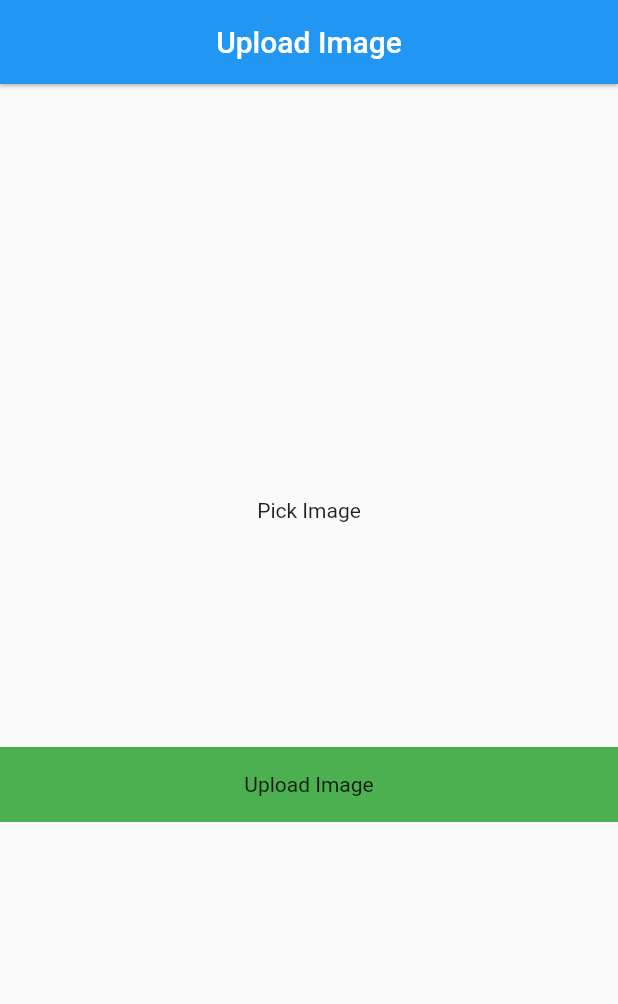
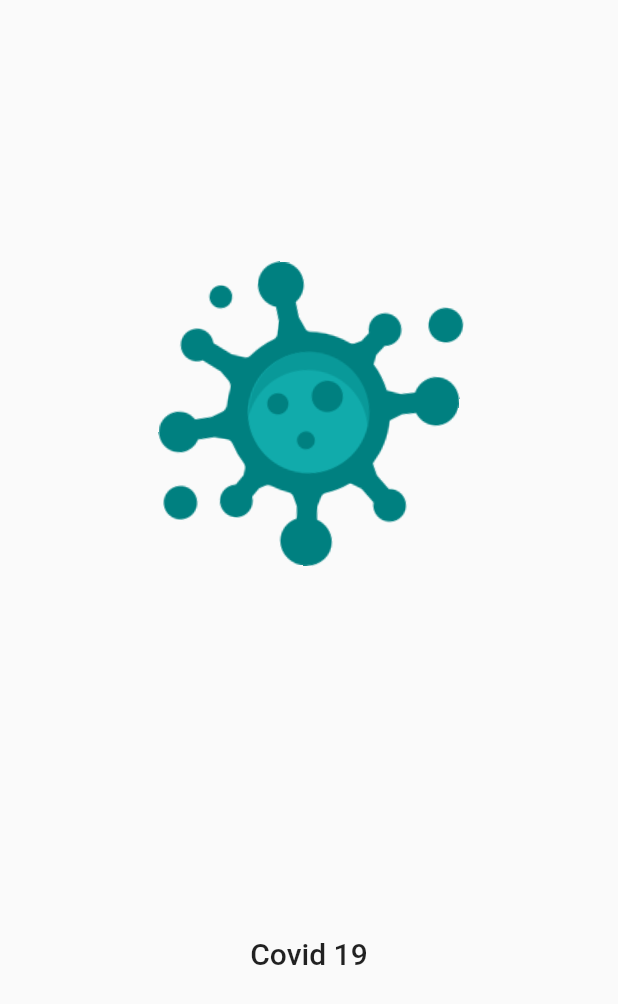
Before and after one commit to atultiwari7388/flutter-apis-practice, a Flutter app: the first screen one second after launch, on a phone screen of 412 x 824 dp. Shown: the top 1004 px of the screen. Run offline on Flutter 3.47's test engine with Material 2 defaults, Android fonts, the phone set to English and light mode, and no system bars; drawn by our look-alikes of modal_progress_hud_nsn; our stand-ins replace flutter_spinkit, image_picker, pie_chart.

Commit message:
fetch world covid stats data

```diff
--- /dev/null
+++ b/lib/View/Splash/splash.view.dart
@@ -0,0 +1,77 @@
+import 'dart:async';
+import 'package:apisflutter/View/Covid/world_state.covid.view.dart';
+import 'package:flutter/material.dart';
+import 'dart:math' as math;
+
+class SplashView extends StatefulWidget {
+  const SplashView({Key? key}) : super(key: key);
+
+  @override
+  State<SplashView> createState() => _SplashViewState();
+}
+
+class _SplashViewState extends State<SplashView> with TickerProviderStateMixin {
+  //create animation controller
+  late final AnimationController _animationController =
+      AnimationController(duration: const Duration(seconds: 3), vsync: this)
+        ..repeat();
+
+  @override
+  void dispose() {
+    super.dispose();
+    _animationController.dispose();
+  }
+
+  @override
+  void initState() {
+    super.initState();
+    Timer(
+      const Duration(seconds: 5),
+      () => Navigator.pushAndRemoveUntil(
+        context,
+        MaterialPageRoute(builder: (context) => const WorldStatsView()),
+        (route) => false,
+      ),
+    );
+  }
+
+  @override
+  Widget build(BuildContext context) {
+    return Scaffold(
+      body: SafeArea(
+        child: Column(
+          mainAxisAlignment: MainAxisAlignment.center,
+          crossAxisAlignment: CrossAxisAlignment.center,
+          children: [
+            AnimatedBuilder(
+              animation: _animationController,
+              child: const SizedBox(
+                height: 200.0,
+                width: 200.0,
+                child: Center(
+                  child: Image(
+                    image: AssetImage("assets/virus.png"),
+                  ),
+                ),
+              ),
+              builder: (context, child) {
+                return Transform.rotate(
+                  angle: _animationController.value * 2.0 * math.pi,
+                  child: child,
+                );
+              },
+            ),
+            SizedBox(height: MediaQuery.of(context).size.height * 0.3),
+            const Align(
+              alignment: Alignment.center,
+              child: Text(
+                "Covid 19",
+                style: TextStyle(fontSize: 20.0, fontWeight: FontWeight.w500),
+              ),
+            ),
+          ],
+        ),
+      ),
+    );
+  }
+}
--- a/lib/main.dart
+++ b/lib/main.dart
@@ -1,4 +1,4 @@
-import 'package:apisflutter/View/upload_image.view.dart';
+import 'package:apisflutter/View/Splash/splash.view.dart';
 import 'package:flutter/material.dart';
 
 void main() {
@@ -17,7 +17,7 @@ class MyApp extends StatelessWidget {
       theme: ThemeData(
         primarySwatch: Colors.blue,
       ),
-      home: const UploadImageView(),
+      home: const SplashView(),
     );
   }
 }
--- /dev/null
+++ b/lib/utils/app_url.utils.dart
@@ -0,0 +1,5 @@
+class AppUrls {
+  static const String baseUrl = "https://disease.sh/v3/covid-19";
+  static const String allWorldsData = "$baseUrl/all";
+  static const String countriesList = "$baseUrl/countries";
+}
```
Also changed, not shown: lib/Models/WorldStatsModel.dart (added, +208 -0 lines), lib/View/Covid/countries_data.covid.view.dart (added, +21 -0 lines), lib/View/Covid/world_state.covid.view.dart (added, +165 -0 lines), lib/services/covid_stats_api.services.dart (added, +26 -0 lines), pubspec.yaml (+6 -2 lines), assets/virus.png (added), pubspec.lock.
